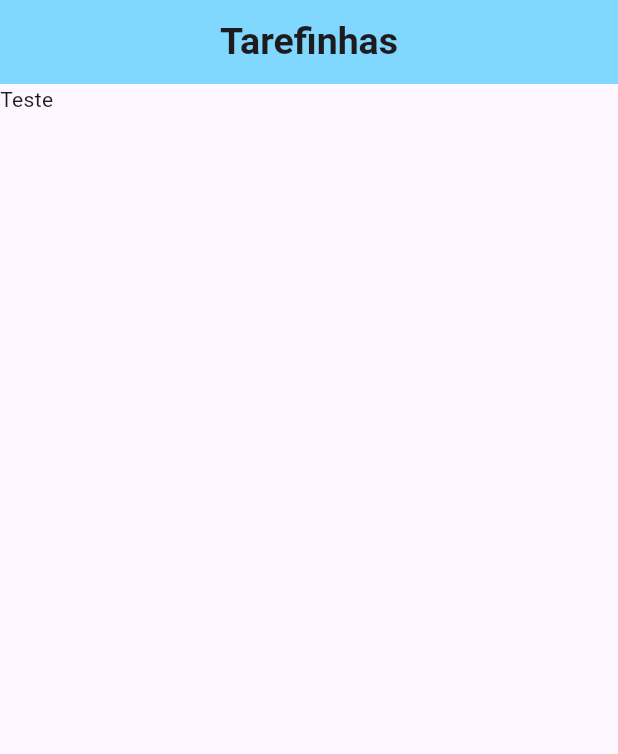
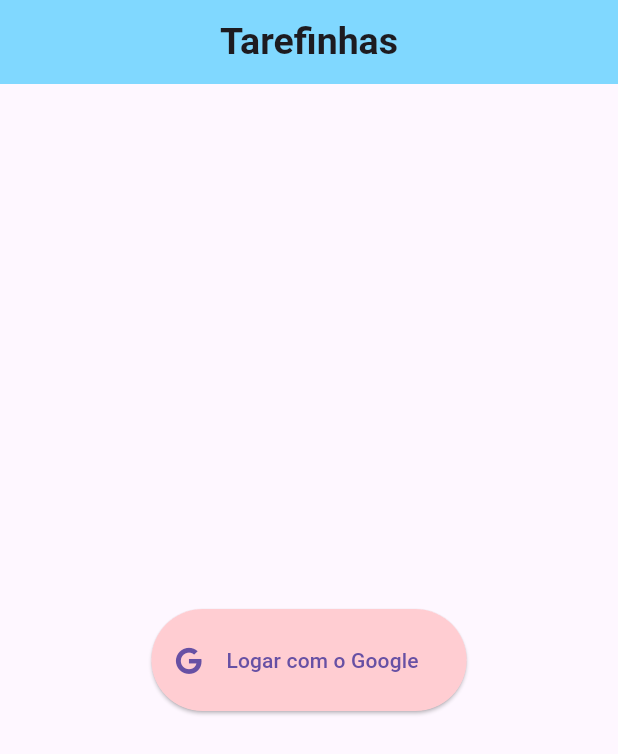
Before and after one commit to SuzanaHM/Tarefinhas, a Flutter app: the screen it shows after launch, on a phone screen of 412 x 824 dp. Shown: the top 754 px of the screen. Run offline on Flutter 3.47's test engine with Material 3 defaults, Android fonts, the phone set to English and light mode, and no system bars; our stand-ins replace firebase_auth, firebase_core, font_awesome_flutter, google_sign_in; accounts and stored records are empty.

Commit message:
Pagina Login

```diff
--- /dev/null
+++ b/lib/login.dart
@@ -0,0 +1,82 @@
+import 'package:flutter/material.dart';
+import 'package:firebase_auth/firebase_auth.dart';
+import 'package:font_awesome_flutter/font_awesome_flutter.dart';
+import 'package:google_sign_in/google_sign_in.dart';
+import 'package:tarefinhas/AppBarPadrao.dart';
+
+class Login extends StatefulWidget {
+  @override
+  State<Login> createState() => _LoginState();
+}
+
+class _LoginState extends State<Login> {
+  final FirebaseAuth _auth = FirebaseAuth.instance;
+  final GoogleSignIn _googleSignIn = GoogleSignIn();
+
+  @override
+  void initState() {
+    super.initState();
+    _verificarLogin();
+  }
+
+  void _verificarLogin() {
+    final user = _auth.currentUser;
+    if (user != null) {
+      print('Já está logado como ${user.displayName}');
+    }
+  }
+
+  Future<void> _loginComGoogle() async {
+    try {
+      final GoogleSignInAccount? googleUser = await _googleSignIn.signIn();
+      if (googleUser == null) return;
+
+      final GoogleSignInAuthentication googleAuth =
+          await googleUser.authentication;
+
+      final credential = GoogleAuthProvider.credential(
+        accessToken: googleAuth.accessToken,
+        idToken: googleAuth.idToken,
+      );
+
+      final UserCredential userCredential = await _auth.signInWithCredential(
+        credential,
+      );
+      final User? user = userCredential.user;
+
+      if (user != null) {
+        ScaffoldMessenger.of(context).showSnackBar(
+          SnackBar(content: Text('Logado como ${user.displayName}')),
+        );
+        print("Logado");
+      }
+    } catch (e) {
+      ScaffoldMessenger.of(
+        context,
+      ).showSnackBar(SnackBar(content: Text('Erro ao logar: $e')));
+      print(e);
+    }
+  }
+
+  @override
+  Widget build(BuildContext context) {
+    return Scaffold(
+      appBar: AppBar(
+        title: AppBarPadrao().getTitle(),
+        backgroundColor: AppBarPadrao().getBackground(),
+        centerTitle: true,
+      ),
+      body: Center(
+        child: ElevatedButton.icon(
+          icon: Icon(FontAwesomeIcons.google),
+          label: Padding(
+            padding: EdgeInsets.symmetric(vertical: 24, horizontal: 8),
+            child: Text('Logar com o Google'),
+          ),
+          onPressed: _loginComGoogle,
+          style: ElevatedButton.styleFrom(backgroundColor: Colors.red[100]),
+        ),
+      ),
+    );
+  }
+}
--- a/lib/main.dart
+++ b/lib/main.dart
@@ -1,12 +1,13 @@
 import 'package:flutter/material.dart';
 import 'package:tarefinhas/AppBarPadrao.dart';
 import 'package:firebase_core/firebase_core.dart';
+import 'package:tarefinhas/login.dart';
 import 'firebase_options.dart';
 
 void main() async {
   WidgetsFlutterBinding.ensureInitialized();
   await Firebase.initializeApp(options: DefaultFirebaseOptions.currentPlatform);
-  runApp(MaterialApp(home: Principal()));
+  runApp(MaterialApp(home: Login()));
 }
 
 class Principal extends StatefulWidget {
--- a/pubspec.yaml
+++ b/pubspec.yaml
@@ -30,14 +30,13 @@ environment:
 dependencies:
   flutter:
     sdk: flutter
-
-  # The following adds the Cupertino Icons font to your application.
-  # Use with the CupertinoIcons class for iOS style icons.
   cupertino_icons: ^1.0.8
   firebase_core: ^2.25.4
   firebase_auth: ^4.17.4
   cloud_firestore: ^4.15.4
   firebase_storage: ^11.6.4
+  google_sign_in: ^6.2.1
+  font_awesome_flutter: ^10.12.0
 
 
 dev_dependencies:
```
Also changed, not shown: pubspec.lock, 4 other files.
